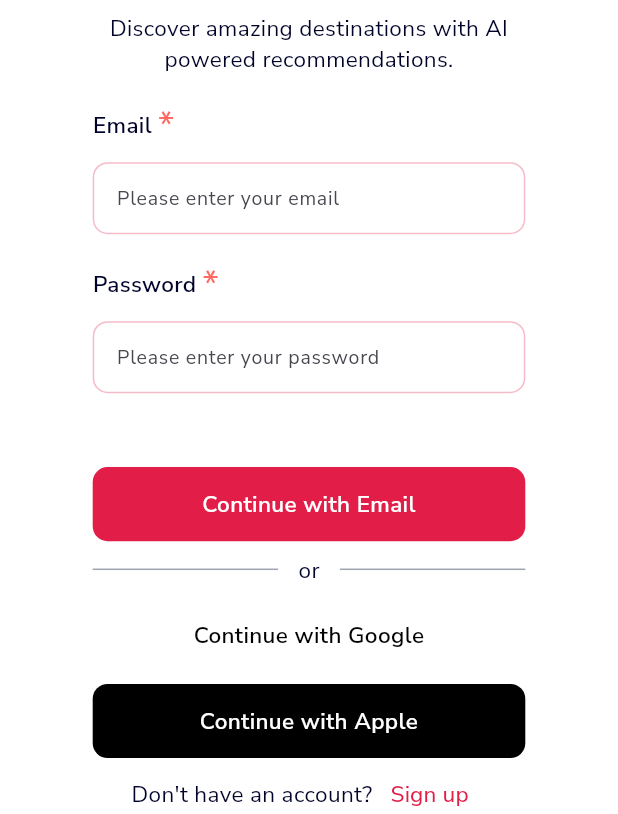
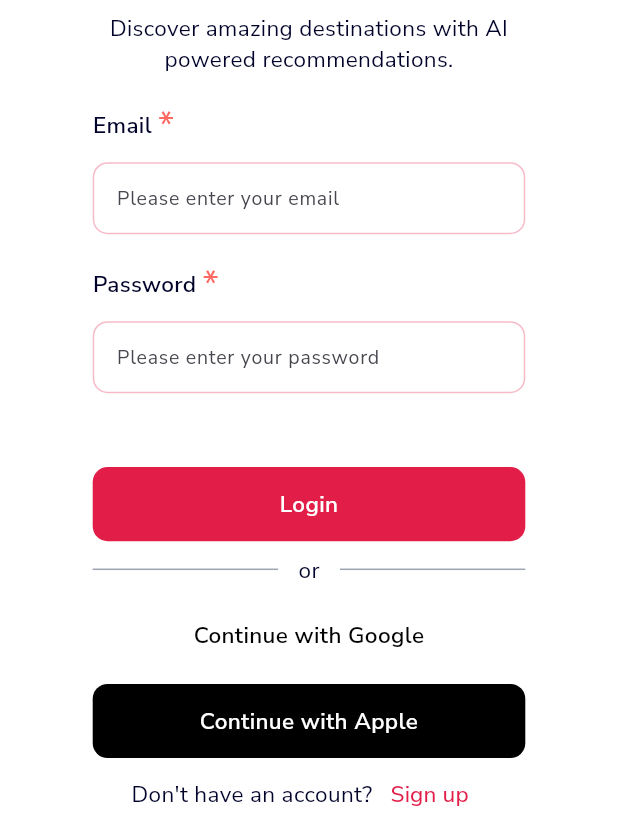
Before and after one commit to tripavail92-byte/tripavail, a Flutter app: the screen it shows after launch, on a phone screen of 412 x 824 dp, the part 422-1236 px from its top. Run offline on Flutter 3.47's test engine with Material 3 defaults, Android fonts, the phone set to English and light mode, and no system bars; our stand-ins replace cached_network_image, connectivity_plus, flutter_spinkit, get, google_fonts, shared_preferences.

Commit message:
WIP login Screen

```diff
--- a/lib/features/authentication/login_screen/login_screen.dart
+++ b/lib/features/authentication/login_screen/login_screen.dart
@@ -106,7 +106,7 @@ class _LoginScreenState extends State<LoginScreen> {
               //
               PrimaryButton(
                 onPressed: () {},
-                title: 'Continue with Email',
+                title: 'Login',
                 height: height * 0.06,
                 width: width * 0.8,
               ),
```
